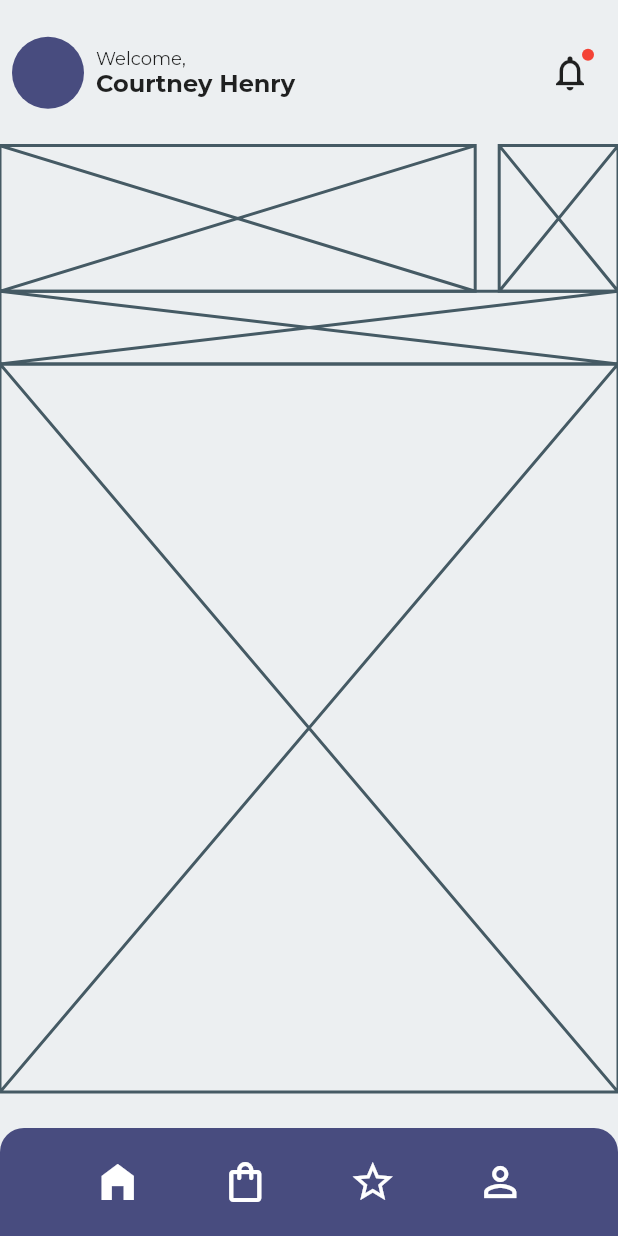
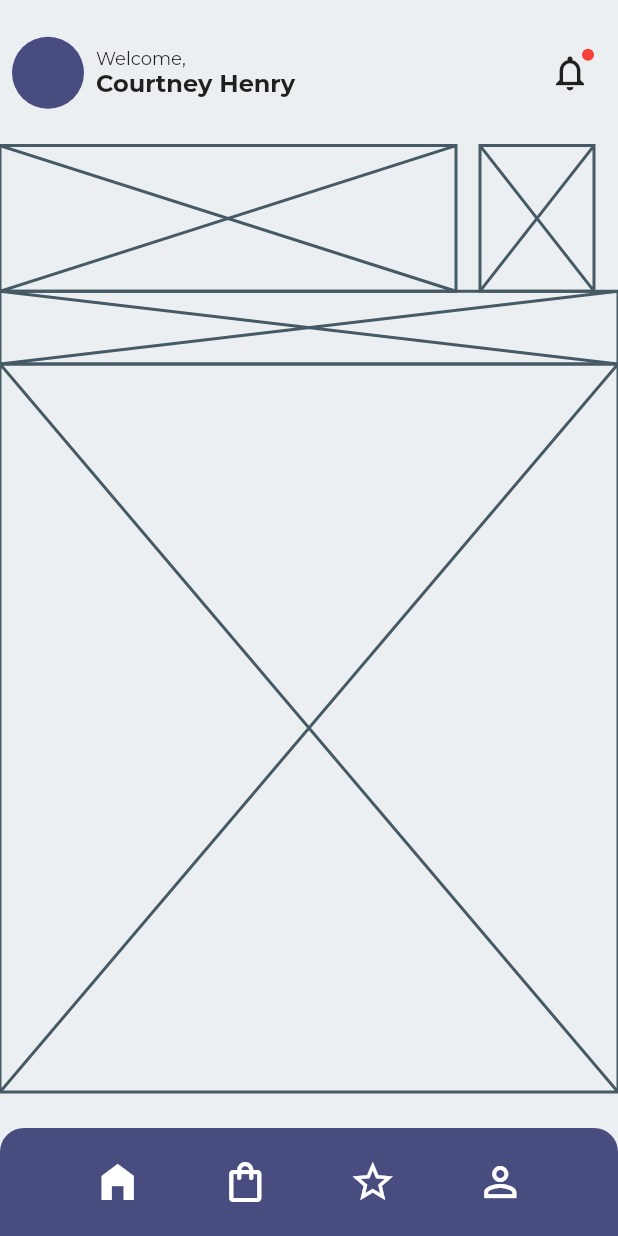
Before and after one commit to JAICHANGPARK/flutter_notebook_11th_story, a Flutter app: the screen it shows after launch, on a phone screen of 412 x 824 dp. Run offline on Flutter 3.47's test engine with Material 2 defaults, Android fonts, the phone set to English and light mode, and no system bars; our stand-ins replace backdrop, badges, flutter_inner_drawer, flutter_slidable, flutter_swiper, google_fonts.

Commit message:
Update furniture_home_page.dart

```diff
--- a/lib/ep735_furniture_app/ui/furniture_home_page.dart
+++ b/lib/ep735_furniture_app/ui/furniture_home_page.dart
@@ -29,7 +29,6 @@ class _FurnitureHomePageState extends State<FurnitureHomePage> {
                       child: Padding(
                         padding: const EdgeInsets.all(8.0),
                         child: Row(
-
                           children: [
                             CircleAvatar(
                               radius: 24,
@@ -41,13 +40,14 @@ class _FurnitureHomePageState extends State<FurnitureHomePage> {
                                 mainAxisAlignment: MainAxisAlignment.center,
                                 crossAxisAlignment: CrossAxisAlignment.start,
                                 children: [
-                                  Text("Welcome,",style: GoogleFonts.montserrat(
-                                    fontSize: 12
-                                  ),),
-                                  Text("Courtney Henry", style: GoogleFonts.montserrat(
-                                    fontSize: 16,
-                                    fontWeight: FontWeight.bold
-                                  ),),
+                                  Text(
+                                    "Welcome,",
+                                    style: GoogleFonts.montserrat(fontSize: 12),
+                                  ),
+                                  Text(
+                                    "Courtney Henry",
+                                    style: GoogleFonts.montserrat(fontSize: 16, fontWeight: FontWeight.bold),
+                                  ),
                                 ],
                               ),
                             ),
@@ -70,21 +70,34 @@ class _FurnitureHomePageState extends State<FurnitureHomePage> {
                                   Positioned(
                                       top: 8,
                                       right: 8,
-                                      child: CircleAvatar(radius: 4,backgroundColor: Colors.red,))
+                                      child: CircleAvatar(
+                                        radius: 4,
+                                        backgroundColor: Colors.red,
+                                      ))
                                 ],
                               ),
                             )
                           ],
                         ),
                       )),
-                  Expanded(flex: 2, child: Row(
+                  Expanded(
+                      flex: 2,
+                      child: Row(
                         children: [
-                      Expanded(child: Placeholder(),
-                      flex: 8,),
-                      SizedBox(width: 16,),
-                      Expanded(child: Placeholder(),
-                      flex: 2,),
-
+                          Expanded(
+                            child: Placeholder(),
+                            flex: 8,
+                          ),
+                          SizedBox(
+                            width: 16,
+                          ),
+                          Expanded(
+                            child: Placeholder(),
+                            flex: 2,
+                          ),
+                          SizedBox(
+                            width: 16,
+                          ),
                         ],
                       )),
                   Expanded(flex: 1, child: Placeholder()),
```
Lines whose indentation alone changed are shown as unchanged.
